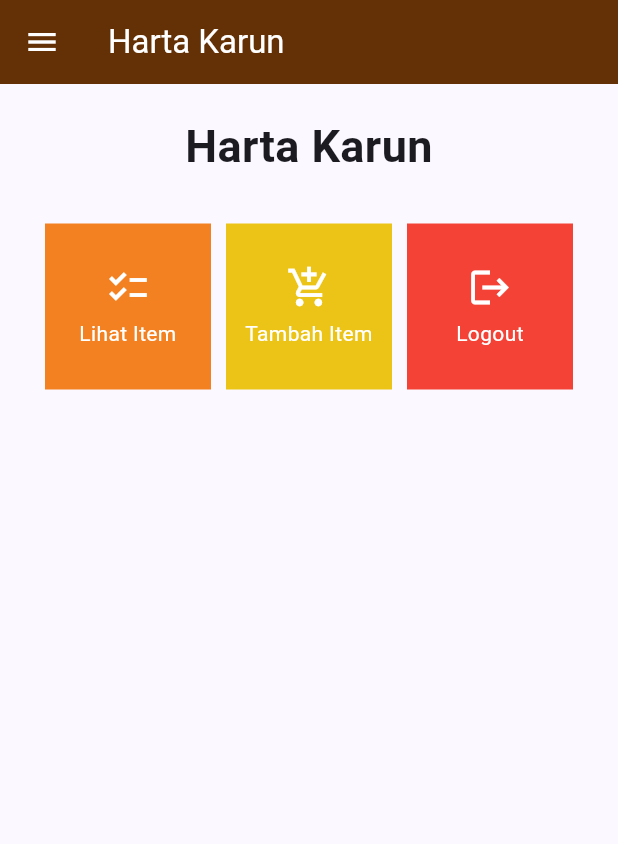
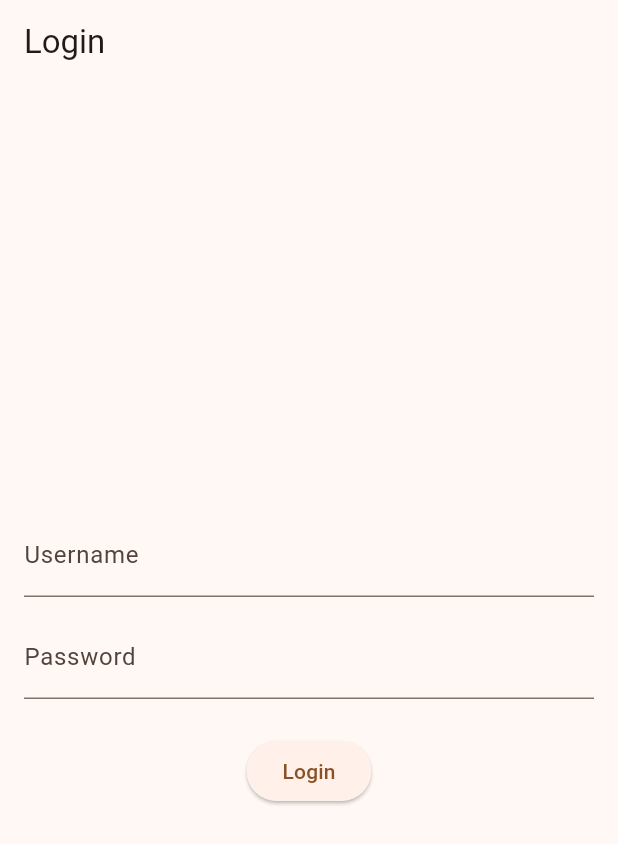
Before and after one commit to Kaisadianf/harta-karun-mobile, a Flutter app: the screen it shows after launch, on a phone screen of 412 x 824 dp. Shown: the top 844 px of the screen. Run offline on Flutter 3.47's test engine with Material 2 defaults, Android fonts, the light colour scheme and no system bars; missing offline and left inert: pbp_django_auth.

Commit message:
selesai tugas 9

```diff
--- a/lib/main.dart
+++ b/lib/main.dart
@@ -1,38 +1,29 @@
 import 'package:flutter/material.dart';
-import 'package:harta_karun/screens/menu.dart';
+import 'package:harta_karun/screens/login.dart';
+import 'package:pbp_django_auth/pbp_django_auth.dart';
+import 'package:provider/provider.dart';
 
 void main() {
   runApp(const MyApp());
 }
 
 class MyApp extends StatelessWidget {
-  const MyApp({super.key});
+    const MyApp({Key? key}) : super(key: key);
 
-  // This widget is the root of your application.
     @override
     Widget build(BuildContext context) {
-    return MaterialApp(
+        return Provider(
+            create: (_) {
+                CookieRequest request = CookieRequest();
+                return request;
+            },
+            child: MaterialApp(
                 title: 'Harta Karun',
                 theme: ThemeData(
-        // This is the theme of your application.
-        //
-        // TRY THIS: Try running your application with "flutter run". You'll see
-        // the application has a blue toolbar. Then, without quitting the app,
-        // try changing the seedColor in the colorScheme below to Colors.green
-        // and then invoke "hot reload" (save your changes or press the "hot
-        // reload" button in a Flutter-supported IDE, or press "r" if you used
-        // the command line to start the app).
-        //
-        // Notice that the counter didn't reset back to zero; the application
-        // state is not lost during the reload. To reset the state, use hot
-        // restart instead.
-        //
-        // This works for code too, not just values: Most code changes can be
-        // tested with just a hot reload.
-        colorScheme: ColorScheme.fromSeed(seedColor: Colors.indigo),
+                    colorScheme: ColorScheme.fromSeed(seedColor: Color.fromARGB(255, 100, 49, 6)),
                     useMaterial3: true,
                 ),
-      home: MyHomePage(),
+                home: LoginPage()),
         );
     }
 }
--- /dev/null
+++ b/lib/screens/login.dart
@@ -0,0 +1,114 @@
+import 'package:harta_karun/screens/menu.dart';
+import 'package:flutter/material.dart';
+import 'package:pbp_django_auth/pbp_django_auth.dart';
+import 'package:provider/provider.dart';
+
+void main() {
+    runApp(const LoginApp());
+}
+
+class LoginApp extends StatelessWidget {
+const LoginApp({super.key});
+
+@override
+Widget build(BuildContext context) {
+    return MaterialApp(
+        title: 'Login',
+        theme: ThemeData(
+            primarySwatch: Colors.blue,
+    ),
+    home: const LoginPage(),
+    );
+    }
+}
+
+class LoginPage extends StatefulWidget {
+    const LoginPage({super.key});
+
+    @override
+    _LoginPageState createState() => _LoginPageState();
+}
+
+class _LoginPageState extends State<LoginPage> {
+    final TextEditingController _usernameController = TextEditingController();
+    final TextEditingController _passwordController = TextEditingController();
+
+    @override
+    Widget build(BuildContext context) {
+        final request = context.watch<CookieRequest>();
+        return Scaffold(
+            appBar: AppBar(
+                title: const Text('Login'),
+            ),
+            body: Container(
+                padding: const EdgeInsets.all(16.0),
+                child: Column(
+                    mainAxisAlignment: MainAxisAlignment.center,
+                    children: [
+                        TextField(
+                            controller: _usernameController,
+                            decoration: const InputDecoration(
+                                labelText: 'Username',
+                            ),
+                        ),
+                        const SizedBox(height: 12.0),
+                        TextField(
+                            controller: _passwordController,
+                            decoration: const InputDecoration(
+                                labelText: 'Password',
+                            ),
+                            obscureText: true,
+                        ),
+                        const SizedBox(height: 24.0),
+                        ElevatedButton(
+                            onPressed: () async {
+                                String username = _usernameController.text;
+                                String password = _passwordController.text;
+
+                                // Cek kredensial
+                                // TODO: Ganti URL dan jangan lupa tambahkan trailing slash (/) di akhir URL!
+                                // Untuk menyambungkan Android emulator dengan Django pada localhost,
+                                // gunakan URL http://10.0.2.2/
+                                final response = await request.login("https://kaisa-dian-tugas.pbp.cs.ui.ac.id/auth/login/", {
+                                'username': username,
+                                'password': password,
+                                });
+
+                                if (request.loggedIn) {
+                                    String message = response['message'];
+                                    String uname = response['username'];
+                                    Navigator.pushReplacement(
+                                        context,
+                                        MaterialPageRoute(builder: (context) => MyHomePage()),
+                                    );
+                                    ScaffoldMessenger.of(context)
+                                        ..hideCurrentSnackBar()
+                                        ..showSnackBar(
+                                            SnackBar(content: Text("$message Selamat datang, $uname.")));
+                                    } else {
+                                    showDialog(
+                                        context: context,
+                                        builder: (context) => AlertDialog(
+                                            title: const Text('Login Gagal'),
+                                            content:
+                                                Text(response['message']),
+                                            actions: [
+                                                TextButton(
+                                                    child: const Text('OK'),
+                                                    onPressed: () {
+                                                        Navigator.pop(context);
+                                                    },
+                                                ),
+                                            ],
+                                        ),
+                                    );
+                                }
+                            },
+                            child: const Text('Login'),
+                        ),
+                    ],
+                ),
+            ),
+        );
+    }
+}
--- a/lib/screens/menu.dart
+++ b/lib/screens/menu.dart
@@ -6,9 +6,9 @@
     MyHomePage({Key? key}) : super(key: key);
 
     final List<ShopItem> items = [
-      ShopItem("Lihat Item", Icons.checklist),
-      ShopItem("Tambah Item", Icons.add_shopping_cart),
-      ShopItem("Logout", Icons.logout),
+      ShopItem("Lihat Item", Icons.checklist,Color.fromARGB(255, 243, 128, 33)),
+      ShopItem("Tambah Item", Icons.add_shopping_cart,Color.fromARGB(232, 234, 191, 0)),
+      ShopItem("Logout", Icons.logout,Colors.red),
     ];
 
     @override
--- a/lib/widgets/left_drawer.dart
+++ b/lib/widgets/left_drawer.dart
@@ -66,10 +66,10 @@
               Navigator.pushReplacement(
                   context,
                   MaterialPageRoute(
-                    builder: (context) => ItemListPage(itemList: itemList),
+                    builder: (context) => const ItemPage(),
                   ));
             },
-          )
+          ),
         ],
       ),
     );
--- a/pubspec.yaml
+++ b/pubspec.yaml
@@ -35,6 +35,9 @@
   # The following adds the Cupertino Icons font to your application.
   # Use with the CupertinoIcons class for iOS style icons.
   cupertino_icons: ^1.0.2
+  provider: ^6.1.1
+  pbp_django_auth: ^0.4.0
+  http: ^1.1.0
 
 dev_dependencies:
   flutter_test:
```
Also changed, not shown: lib/models/models.dart (+47 -1 lines), lib/screens/list_item.dart (+78 -42 lines), lib/screens/shoplist_form.dart (+35 -40 lines), lib/widgets/shop_card.dart (+31 -9 lines), pubspec.lock, 3 other files. Lines whose indentation alone changed are shown as unchanged.
